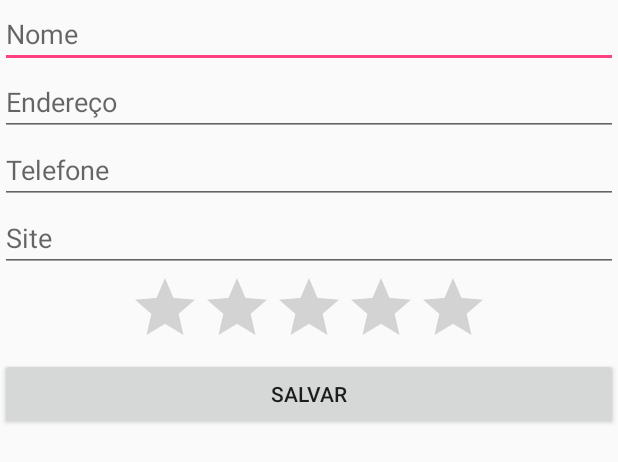
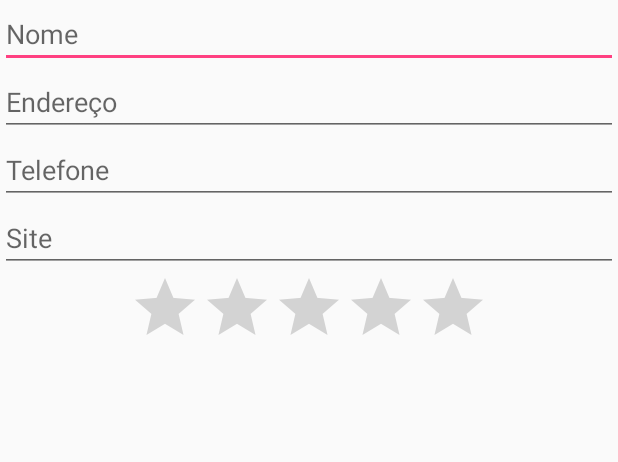
Before and after one commit to andrekeiroz/Agenda_Alura, an Android app: the layout activity_formulario.xml on its own in the app's theme, with its tools: preview values and no code run, on a phone screen of 412 x 824 dp. Shown: the top 462 px of the screen. Run offline under Robolectric (Android 15) with nearby library versions, the phone set to English and light mode, and no system bars.

```diff
--- a/app/src/main/res/layout/activity_formulario.xml
+++ b/app/src/main/res/layout/activity_formulario.xml
@@ -42,11 +42,7 @@
 
 
 
-        <Button
-            android:layout_width="match_parent"
-            android:layout_height="wrap_content"
-            android:text="Salvar"
-            android:id="@+id/formulario_salvar"/>
+
 
     </LinearLayout>
 </ScrollView>
--- a/app/src/main/res/layout/activity_listadealunos.xml
+++ b/app/src/main/res/layout/activity_listadealunos.xml
@@ -22,5 +22,6 @@
         android:layout_marginBottom="16dp"
         android:layout_marginRight="16dp"
         android:background="@drawable/fundo"
-        android:stateListAnimator="@null"/>
+        android:stateListAnimator="@null"
+        android:id="@+id/novo_aluno"/>
 </RelativeLayout>
```
Also changed, not shown: app/src/main/java/br/com/alura/agenda/FormularioActivity.java (+22 -7 lines), app/src/main/java/br/com/alura/agenda/listadealunosActivity.java (+12 -0 lines), app/src/main/res/menu/menu_formulario.xml (added, +12 -0 lines).
